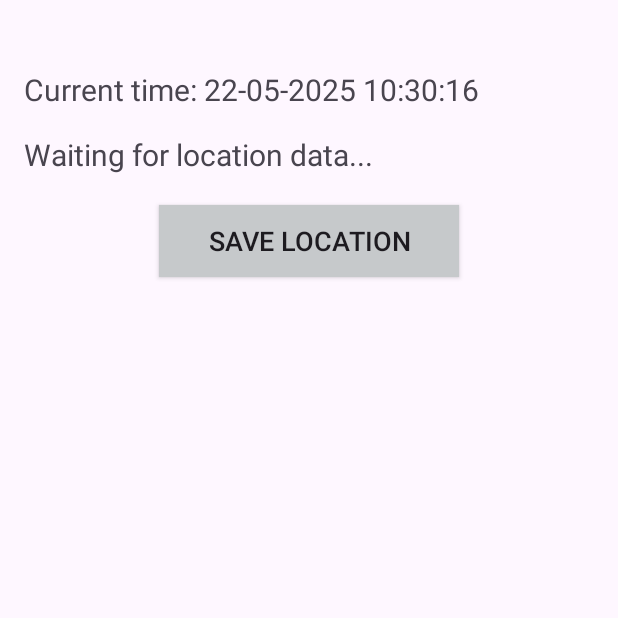
After one commit to Damask12/visualprog, an Android app: the Location screen opened directly, with no data from a screen before it, on a phone screen of 412 x 824 dp, the top half of it. The commit adds this screen. Run offline under Robolectric (Android 15) with nearby library versions, the phone set to English and light mode, and no system bars.

Commit message:
Location GPS

```diff
--- a/app/build.gradle.kts
+++ b/app/build.gradle.kts
@@ -37,6 +37,8 @@ android {
 
 dependencies {
 
+    implementation("net.objecthunter:exp4j:0.4.8")
+    implementation("com.google.android.gms:play-services-location:17.1.0")
     implementation(libs.androidx.core.ktx)
     implementation(libs.androidx.appcompat)
     implementation(libs.material)
--- /dev/null
+++ b/app/src/main/java/com/example/android/Location.kt
@@ -0,0 +1,147 @@
+package com.example.android
+
+import android.Manifest
+import android.content.pm.PackageManager
+import android.location.Location
+import android.location.LocationListener
+import android.location.LocationManager
+import android.os.Bundle
+import android.os.Handler
+import android.os.Looper
+import android.widget.Button
+import android.widget.TextView
+import android.widget.Toast
+import androidx.appcompat.app.AppCompatActivity
+import androidx.core.app.ActivityCompat
+import androidx.core.content.ContextCompat
+import org.json.JSONObject
+import java.io.File
+import java.text.SimpleDateFormat
+import java.util.*
+import java.util.concurrent.TimeUnit
+
+class Location : AppCompatActivity(), LocationListener {
+
+    private lateinit var locationManager: LocationManager
+    private lateinit var tvLocation: TextView
+    private lateinit var tvTime: TextView
+    private val locationPermissionCode = 101
+    private val gpsDataFile = "gps_data.json"
+    private val dateFormat = SimpleDateFormat("dd-MM-yyyy HH:mm:ss", Locale.getDefault())
+    private lateinit var handler: Handler
+    private var currentLocation: Location? = null
+
+    override fun onCreate(savedInstanceState: Bundle?) {
+        super.onCreate(savedInstanceState)
+        setContentView(R.layout.activity_location)
+
+        tvLocation = findViewById(R.id.tvLocation)
+        tvTime = findViewById(R.id.tvTime)
+        findViewById<Button>(R.id.btnSaveLocation).setOnClickListener {
+            saveCurrentLocation()
+        }
+
+        handler = Handler(Looper.getMainLooper())
+        startTimeUpdates()
+
+        checkLocationPermission()
+    }
+
+    private fun startTimeUpdates() {
+        val timeUpdateRunnable = object : Runnable {
+            override fun run() {
+                updateTime()
+                handler.postDelayed(this, TimeUnit.SECONDS.toMillis(10000))
+            }
+        }
+        handler.post(timeUpdateRunnable)
+    }
+
+    private fun updateTime() {
+        val currentTime = dateFormat.format(Date())
+        tvTime.text = getString(R.string.current_time, currentTime)
+    }
+
+    private fun checkLocationPermission() {
+        if (ContextCompat.checkSelfPermission(this, Manifest.permission.ACCESS_FINE_LOCATION) != PackageManager.PERMISSION_GRANTED)
+        {
+            ActivityCompat.requestPermissions(
+                this,
+                arrayOf(Manifest.permission.ACCESS_FINE_LOCATION),
+                locationPermissionCode
+            )
+        } else {
+            startLocationUpdates()
+        }
+    }
+
+    private fun startLocationUpdates() {
+        locationManager = getSystemService(LOCATION_SERVICE) as LocationManager
+        try {
+            locationManager.requestLocationUpdates(
+                LocationManager.GPS_PROVIDER,
+                1000,
+                1f,
+                this
+            )
+
+            val lastLocation = locationManager.getLastKnownLocation(LocationManager.GPS_PROVIDER)
+            lastLocation?.let { onLocationChanged(it) }
+        } catch (e: SecurityException) {
+            Toast.makeText(this, R.string.access_error, Toast.LENGTH_SHORT).show()
+        }
+    }
+
+    override fun onLocationChanged(location: Location) {
+        currentLocation = location
+        runOnUiThread {
+            tvLocation.text = getString(R.string.location_template,
+                "%.6f".format(location.latitude),
+                "%.6f".format(location.longitude),
+                "%.1f".format(location.altitude))
+        }
+    }
+
+    private fun saveCurrentLocation() {
+        currentLocation?.let {
+            saveLocationToJson(it)
+            Toast.makeText(this, R.string.save_success, Toast.LENGTH_SHORT).show()
+        } ?: Toast.makeText(this, R.string.location_unavailable, Toast.LENGTH_SHORT).show()
+    }
+
+    private fun saveLocationToJson(location: Location) {
+        try {
+            val jsonData = JSONObject().apply {
+                put("latitude", location.latitude)
+                put("longitude", location.longitude)
+                put("altitude", location.altitude)
+                put("time", dateFormat.format(Date(location.time)))
+            }
+
+            val file = File(getExternalFilesDir(null), gpsDataFile)
+            file.writeText(jsonData.toString(4))
+        } catch (e: Exception) {
+            Toast.makeText(this, R.string.save_error, Toast.LENGTH_SHORT).show()
+        }
+    }
+
+    override fun onRequestPermissionsResult(
+        requestCode: Int,
+        permissions: Array<out String>,
+        grantResults: IntArray
+    ) {
+        super.onRequestPermissionsResult(requestCode, permissions, grantResults)
+        if (requestCode == locationPermissionCode && grantResults.isNotEmpty() &&
+            grantResults[0] == PackageManager.PERMISSION_GRANTED) {
+            startLocationUpdates()
+        }
+    }
+
+    override fun onDestroy() {
+        super.onDestroy()
+        handler.removeCallbacksAndMessages(null)
+        if (::locationManager.isInitialized) {
+            locationManager.removeUpdates(this)
+        }
+    }
+}
--- a/app/src/main/java/com/example/android/MainActivity.kt
+++ b/app/src/main/java/com/example/android/MainActivity.kt
@@ -4,7 +4,6 @@ import android.content.Intent
 import android.os.Bundle
 import android.widget.Button
 import androidx.appcompat.app.AppCompatActivity
-import com.example.android.Calculator
 
 class MainActivity : AppCompatActivity() {
 
@@ -21,6 +20,10 @@ class MainActivity : AppCompatActivity() {
             val intent = Intent(this, MPlayer::class.java)
             startActivity(intent)
         }
+        findViewById<Button>(R.id.location_button).setOnClickListener {
+            val intent = Intent(this, Location::class.java)
+            startActivity(intent)
+        }
 
     }
 }
--- /dev/null
+++ b/app/src/main/res/layout/activity_location.xml
@@ -0,0 +1,33 @@
+<?xml version="1.0" encoding="utf-8"?>
+<LinearLayout xmlns:android="http://schemas.android.com/apk/res/android"
+    android:layout_width="match_parent"
+    android:layout_height="match_parent"
+    android:orientation="vertical"
+    android:padding="16dp">
+
+    <TextView
+        android:id="@+id/tvTime"
+        android:layout_width="match_parent"
+        android:layout_height="wrap_content"
+        android:textSize="20sp"
+        android:layout_marginTop="30dp"
+        android:layout_marginBottom="16dp"/>
+    <TextView
+        android:id="@+id/tvLocation"
+        android:layout_width="match_parent"
+        android:layout_height="wrap_content"
+        android:layout_gravity="center"
+        android:text="@string/waiting"
+        android:textSize="20sp"
+        android:layout_marginBottom="20dp"/>
+
+    <androidx.appcompat.widget.AppCompatButton
+        android:id="@+id/btnSaveLocation"
+        android:layout_gravity="center"
+        android:layout_width="200dp"
+        android:layout_height="wrap_content"
+        android:text="@string/save_location"
+        android:textSize="18sp"
+        android:background="#c6c9cb"
+        android:layout_marginBottom="20dp"/>
+</LinearLayout>
--- a/app/src/main/res/values/strings.xml
+++ b/app/src/main/res/values/strings.xml
@@ -23,7 +23,6 @@
     <string name="button_float">.</string>
 
     <string name="mplayer">Music player</string>
-    <string name="album_cover">Обложка альбома</string>
     <string name="prev_button">prev</string>
     <string name="play_button">play</string>
     <string name="pause_button">pause</string>
@@ -32,4 +31,15 @@
     <string name="volume_button">Volume</string>
     <string name="song_progress_format">%1$s - %2$s/%3$s</string>
 
+    <string name="location">Location</string>
+    <string name="save_location">Save Location</string>
+    <string name="waiting">Waiting for location data...</string>
+
+    <string name="current_time">Current time: %s</string>
+    <string name="location_template">Latitude: %s\nLongitude: %s\nAltitude: %s м</string>
+    <string name="access_error">Access error</string>
+    <string name="save_success">Location saved</string>
+    <string name="location_unavailable">Location unavailable</string>
+    <string name="save_error">Save error</string>
+
 </resources>
```
Also changed, not shown: app/src/main/AndroidManifest.xml (+8 -1 lines), app/src/main/java/com/example/android/MPlayer.kt (+0 -7 lines), app/src/main/res/layout/activity_main.xml (+12 -1 lines).
